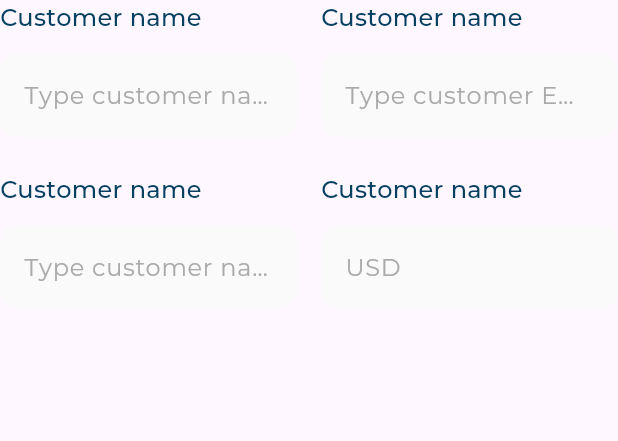
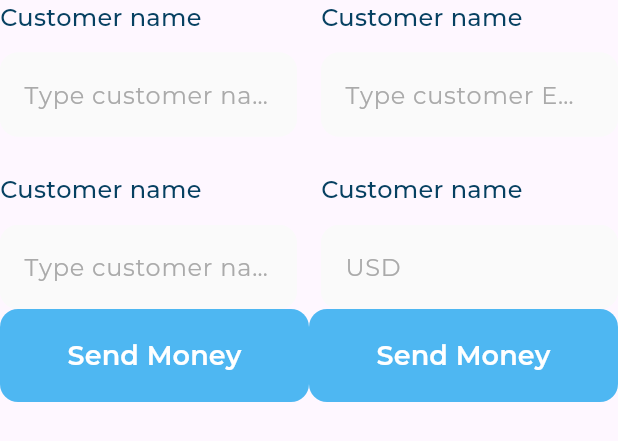
Before and after one commit to George-Anyas/Responsive_dash_board, a Flutter app: the QuickInvoiceForm widget shown alone on an empty page, opened directly, on a phone screen of 412 x 824 dp. Shown: the top 441 px of the screen. Run offline on Flutter 3.47's test engine with Material 3 defaults, Android fonts, the phone set to English and light mode, and no system bars; our stand-ins replace flutter_svg; project files that could hold a hidden picture were left out.

Commit message:
custom boutton

```diff
--- /dev/null
+++ b/lib/widget/custom_button_.dart
@@ -0,0 +1,25 @@
+import 'package:flutter/material.dart';
+import 'package:responsive_dash_bord/utils/app_style.dart';
+
+class CustomBotton extends StatelessWidget {
+  const CustomBotton({super.key});
+
+  @override
+  Widget build(BuildContext context) {
+    return SizedBox(
+      height: 62,
+      child: ElevatedButton(
+        style: ElevatedButton.styleFrom(
+            shape:
+                RoundedRectangleBorder(borderRadius: BorderRadius.circular(12)),
+            elevation: 0,
+            backgroundColor: const Color(0xff4EB7F2)),
+        onPressed: () {},
+        child: Text(
+          'Send Money',
+          style: AppStyles.styleSemiBold18(context),
+        ),
+      ),
+    );
+  }
+}
--- a/lib/widget/quick_invoice.dart
+++ b/lib/widget/quick_invoice.dart
@@ -19,6 +19,7 @@ class QuickInvoice extends StatelessWidget {
           LatestTransction(),
           Divider(
             height: 48,
+            color: Color(0xffF1F1F1),
           ),
           QuickInvoiceForm()
         ],
--- a/lib/widget/quick_invoice_form.dart
+++ b/lib/widget/quick_invoice_form.dart
@@ -1,4 +1,6 @@
 import 'package:flutter/material.dart';
+
+import 'package:responsive_dash_bord/widget/custom_button_.dart';
 import 'package:responsive_dash_bord/widget/title_text_filed.dart';
 
 class QuickInvoiceForm extends StatelessWidget {
@@ -35,6 +37,12 @@ class QuickInvoiceForm extends StatelessWidget {
             Expanded(child: TitleTextFiled(title: 'Item mount', hint: 'USD'))
           ],
         ),
+        Row(
+          children: [
+            Expanded(child: CustomBotton()),
+            Expanded(child: CustomBotton())
+          ],
+        )
       ],
     );
   }
```
